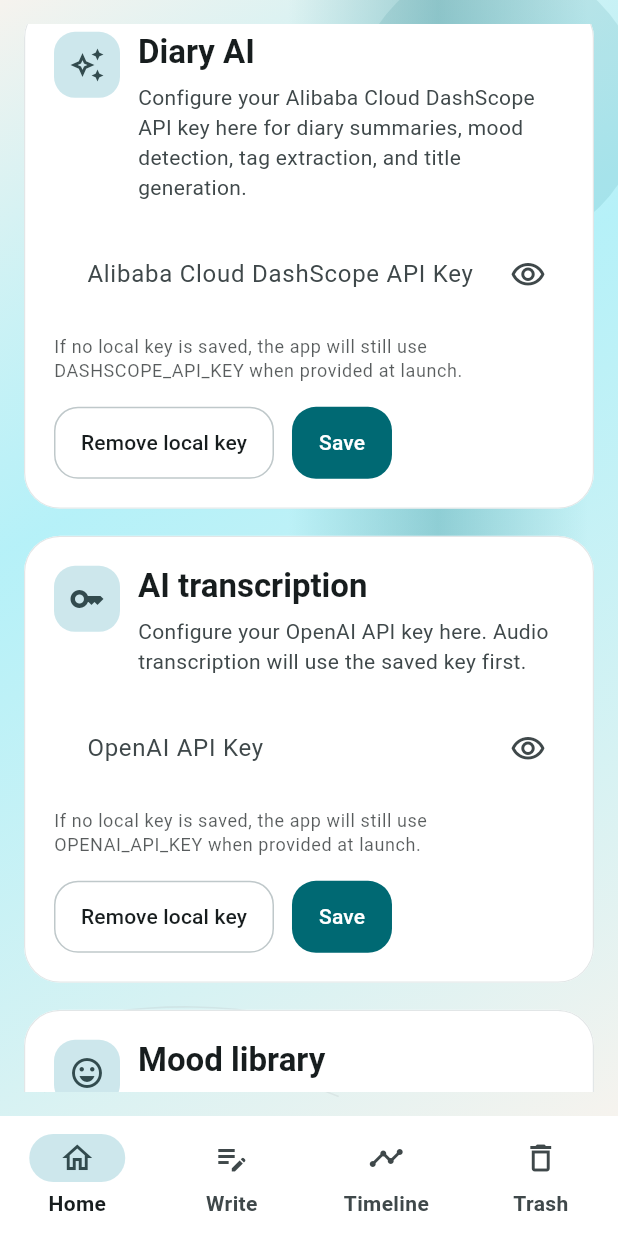
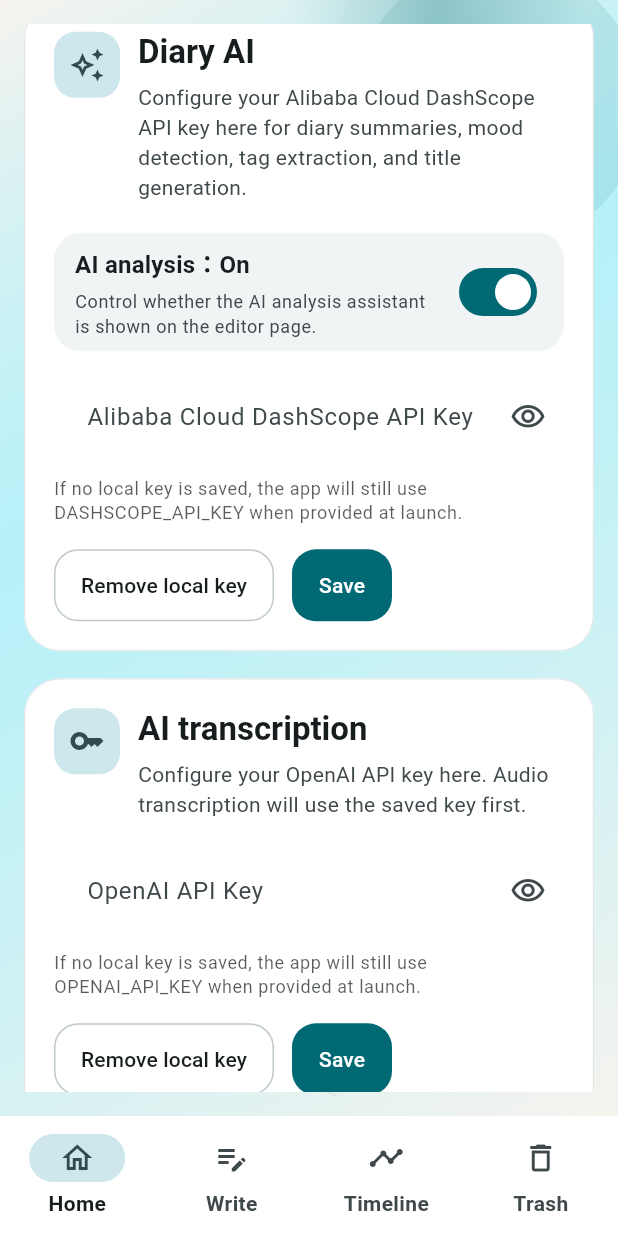
Before and after one commit to dave-8888/diary, a Flutter app: the SettingsPage screen opened by its route, scrolled down 1728 dp, on a phone screen of 412 x 824 dp. Run offline on Flutter 3.47's test engine with Material 3 defaults, Android fonts, the phone set to English and light mode, and no system bars; our stand-ins replace audioplayers, camera, drift, file_picker, flutter_riverpod, geolocator and 1 more; missing offline and left inert: crop_your_image, media_kit, media_kit_video, record; accounts and stored records are empty.

Commit message:
AI分析开关 添加

```diff
--- a/lib/app/localization/app_strings.dart
+++ b/lib/app/localization/app_strings.dart
@@ -53,6 +53,21 @@
   String get settingsTitle => isChinese ? '\u8bbe\u7f6e' : 'Settings';
   String get settingsTooltip =>
       isChinese ? '\u6253\u5f00\u8bbe\u7f6e' : 'Open settings';
+  String get diaryAiVisibilityLabel =>
+      isChinese ? '\u0041\u0049\u5206\u6790' : 'AI analysis';
+  String get diaryAiVisibilityHint => isChinese
+      ? '\u63a7\u5236\u5199\u65e5\u8bb0\u9875\u9762\u662f\u5426\u5c55\u793a AI \u5206\u6790\u52a9\u624b\u3002'
+      : 'Control whether the AI analysis assistant is shown on the editor page.';
+  String get enabledLabel => isChinese ? '\u5f00\u542f' : 'On';
+  String get disabledLabel => isChinese ? '\u5173\u95ed' : 'Off';
+  String diaryAiVisibilityStatus(bool enabled) =>
+      '$diaryAiVisibilityLabel\uff1a${enabled ? enabledLabel : disabledLabel}';
+  String get diaryAiVisibilityUpdated => isChinese
+      ? 'AI \u5206\u6790\u663e\u793a\u72b6\u6001\u5df2\u66f4\u65b0\u3002'
+      : 'AI analysis visibility updated.';
+  String diaryAiVisibilityUpdateFailed(Object error) => isChinese
+      ? '\u66f4\u65b0 AI \u5206\u6790\u663e\u793a\u72b6\u6001\u5931\u8d25\uff1a$error'
+      : 'Failed to update AI analysis visibility: $error';
   String get language => isChinese ? '\u8bed\u8a00' : 'Language';
   String get themeSettingsHint => isChinese
       ? '\u5207\u6362\u5e94\u7528\u4e3b\u9898\uff0c\u4e0d\u540c\u4e3b\u9898\u4f1a\u6709\u4e0d\u540c\u7684\u9996\u9875\u5934\u56fe\u548c\u80cc\u666f\u98ce\u683c\u3002'
--- a/lib/features/diary/presentation/pages/settings_page.dart
+++ b/lib/features/diary/presentation/pages/settings_page.dart
@@ -43,6 +43,7 @@
   bool _isChangingTheme = false;
   bool _isChangingLanguage = false;
   bool _isResettingMoods = false;
+  bool _isChangingDiaryAiVisibility = false;
   bool _showDiaryAiApiKey = false;
   bool _showApiKey = false;
 
@@ -71,6 +72,9 @@
       customNameAsync: customAppNameAsync,
     );
     final diaryAiApiKeyAsync = ref.watch(diaryAiApiKeyControllerProvider);
+    final diaryAiVisibilityAsync =
+        ref.watch(diaryAiVisibilityControllerProvider);
+    final diaryAiVisible = diaryAiVisibilityAsync.valueOrNull ?? true;
     final apiKeyAsync = ref.watch(transcriptionApiKeyControllerProvider);
     final iconSelection =
         resolveAppIconSelection(ref.watch(appIconControllerProvider));
@@ -371,6 +375,60 @@
                 child: Column(
                   crossAxisAlignment: CrossAxisAlignment.start,
                   children: [
+                    Container(
+                      decoration: BoxDecoration(
+                        color: Theme.of(context)
+                            .colorScheme
+                            .surfaceContainerHighest
+                            .withValues(alpha: 0.42),
+                        borderRadius: BorderRadius.circular(18),
+                      ),
+                      child: Padding(
+                        padding: const EdgeInsets.symmetric(
+                          horizontal: 14,
+                          vertical: 8,
+                        ),
+                        child: Row(
+                          children: [
+                            Expanded(
+                              child: Column(
+                                crossAxisAlignment: CrossAxisAlignment.start,
+                                children: [
+                                  Text(
+                                    strings.diaryAiVisibilityStatus(
+                                      diaryAiVisible,
+                                    ),
+                                    style:
+                                        Theme.of(context).textTheme.titleMedium,
+                                  ),
+                                  const SizedBox(height: 4),
+                                  Text(
+                                    strings.diaryAiVisibilityHint,
+                                    style: Theme.of(context)
+                                        .textTheme
+                                        .bodySmall
+                                        ?.copyWith(
+                                          color: Theme.of(context)
+                                              .colorScheme
+                                              .onSurfaceVariant,
+                                          height: 1.4,
+                                        ),
+                                  ),
+                                ],
+                              ),
+                            ),
+                            const SizedBox(width: 12),
+                            Switch.adaptive(
+                              value: diaryAiVisible,
+                              onChanged: _isChangingDiaryAiVisibility
+                                  ? null
+                                  : _changeDiaryAiVisibility,
+                            ),
+                          ],
+                        ),
+                      ),
+                    ),
+                    const SizedBox(height: 16),
                     TextField(
                       controller: _diaryAiApiKeyController,
                       obscureText: !_showDiaryAiApiKey,
@@ -750,6 +808,29 @@
       setState(() => _isResettingAppName = false);
       context.showAppSnackBar(
         strings.appNameUpdateFailed(error),
+        tone: AppSnackBarTone.error,
+      );
+    }
+  }
+
+  Future<void> _changeDiaryAiVisibility(bool enabled) async {
+    final strings = context.strings;
+    setState(() => _isChangingDiaryAiVisibility = true);
+    try {
+      await ref
+          .read(diaryAiVisibilityControllerProvider.notifier)
+          .setEnabled(enabled);
+      if (!mounted) return;
+      setState(() => _isChangingDiaryAiVisibility = false);
+      context.showAppSnackBar(
+        strings.diaryAiVisibilityUpdated,
+        tone: AppSnackBarTone.success,
+      );
+    } catch (error) {
+      if (!mounted) return;
+      setState(() => _isChangingDiaryAiVisibility = false);
+      context.showAppSnackBar(
+        strings.diaryAiVisibilityUpdateFailed(error),
         tone: AppSnackBarTone.error,
       );
     }
```
Also changed, not shown: lib/features/diary/presentation/pages/editor_page.dart (+11 -2 lines), lib/features/diary/services/diary_ai_settings.dart (+92 -29 lines).
